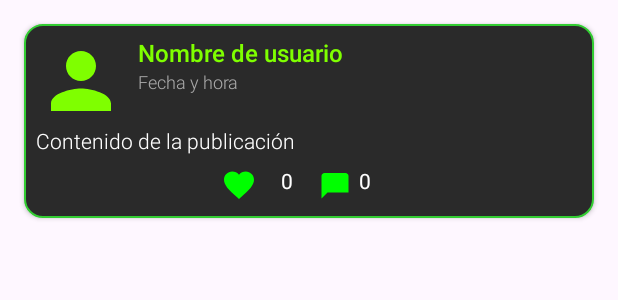
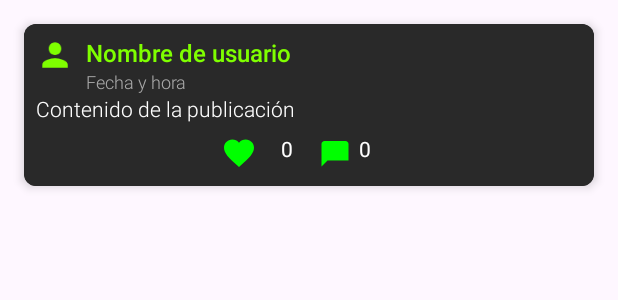
Before and after one commit to 777Undefined777/Red-Social-kotlin-firebase, an Android app: the layout item_post.xml on its own in the app's theme, with its tools: preview values and no code run, on a phone screen of 412 x 824 dp. Shown: the top 300 px of the screen. Run offline under Robolectric (Android 15) with nearby library versions, the phone set to English and light mode, and no system bars.

Commit message:
cambios en varios XML

```diff
--- a/app/build.gradle.kts
+++ b/app/build.gradle.kts
@@ -44,6 +44,7 @@ dependencies {
     implementation(libs.androidx.constraintlayout)
     implementation ("com.github.bumptech.glide:glide:4.14.2")
     annotationProcessor ("com.github.bumptech.glide:compiler:4.14.2")
+    implementation ("com.google.android.material:material:1.8.0")
 
 
     // Firebase Authentication
--- /dev/null
+++ b/app/src/main/res/drawable/branch_shape.xml
@@ -0,0 +1,6 @@
+<?xml version="1.0" encoding="utf-8"?>
+<shape xmlns:android="http://schemas.android.com/apk/res/android">
+    <solid android:color="#7FFF00" /> <!-- Color verde -->
+    <size
+        android:width="1dp" />
+</shape>
--- a/app/src/main/res/layout/item_post.xml
+++ b/app/src/main/res/layout/item_post.xml
@@ -1,13 +1,19 @@
 <?xml version="1.0" encoding="utf-8"?>
-<androidx.constraintlayout.widget.ConstraintLayout xmlns:android="http://schemas.android.com/apk/res/android"
+<androidx.cardview.widget.CardView xmlns:android="http://schemas.android.com/apk/res/android"
     xmlns:app="http://schemas.android.com/apk/res-auto"
     xmlns:tools="http://schemas.android.com/tools"
     android:layout_width="match_parent"
     android:layout_height="wrap_content"
     android:layout_margin="16dp"
-    android:background="@drawable/rounded_item_background"
-    android:padding="8dp"
-    android:elevation="2dp">
+    app:cardBackgroundColor="#292929"
+    app:cardCornerRadius="8dp"
+    app:cardElevation="4dp">
+
+    <androidx.constraintlayout.widget.ConstraintLayout
+        android:layout_width="match_parent"
+        android:layout_height="wrap_content"
+        android:background="#292929"
+        android:padding="8dp">
 
         <LinearLayout
             android:id="@+id/linearLayout"
@@ -16,22 +22,25 @@
             android:orientation="horizontal"
             app:layout_constraintEnd_toEndOf="parent"
             app:layout_constraintStart_toStartOf="parent"
-        app:layout_constraintTop_toTopOf="parent">
+            app:layout_constraintTop_toTopOf="parent"
+            android:background="#292929">
 
             <ImageView
                 android:id="@+id/imageViewProfile"
-            android:layout_width="60dp"
-            android:layout_height="60dp"
+                android:layout_width="25dp"
+                android:layout_height="25dp"
                 android:layout_marginEnd="8dp"
                 android:src="@drawable/ic_user"
-            app:layout_constraintTop_toTopOf="parent"
-            app:layout_constraintBottom_toBottomOf="parent" />
+                app:layout_constraintBottom_toBottomOf="parent"
+                app:layout_constraintTop_toTopOf="parent" />
 
             <LinearLayout
                 android:layout_width="0dp"
                 android:layout_height="wrap_content"
                 android:layout_weight="1"
-            android:orientation="vertical">
+                android:orientation="vertical"
+                android:background="#292929"
+                >
 
                 <TextView
                     android:id="@+id/textViewUsername"
@@ -129,3 +138,4 @@
 
         </LinearLayout>
     </androidx.constraintlayout.widget.ConstraintLayout>
+</androidx.cardview.widget.CardView>
--- a/app/src/main/res/layout/login_activity.xml
+++ b/app/src/main/res/layout/login_activity.xml
@@ -25,7 +25,7 @@
         android:layout_marginRight="5dp"
         android:layout_marginBottom="5dp"
         android:elevation="4dp"
-        app:cardBackgroundColor="#1C1C1C"
+        app:cardBackgroundColor="#292929"
         app:cardCornerRadius="16dp"
         app:cardElevation="8dp"
         app:cardUseCompatPadding="true">
--- a/app/src/main/res/layout/registrar_activity.xml
+++ b/app/src/main/res/layout/registrar_activity.xml
@@ -24,7 +24,7 @@
         android:layout_marginRight="5dp"
         android:layout_marginBottom="5dp"
         android:elevation="4dp"
-        app:cardBackgroundColor="#1C1C1C"
+        app:cardBackgroundColor="#292929"
         app:cardCornerRadius="16dp"
         app:cardElevation="8dp"
         app:cardUseCompatPadding="true">
--- a/app/src/main/res/values/themes.xml
+++ b/app/src/main/res/values/themes.xml
@@ -9,6 +9,8 @@
     <!-- Estilo para el botón personalizado -->
     <style name="CustomButtonStyle" parent="Widget.Material3.Button">
         <item name="backgroundTint">@drawable/edittext_background</item>
-        <item name="android:textColor">#FFFFFF</item> <!-- Texto blanco -->
+        <item name="android:textColor">#FFFFFF</item>
+
+
     </style>
 </resources>
```
Also changed, not shown: app/src/main/res/drawable/ic_logout.xml (added, +10 -0 lines), app/src/main/res/drawable/ic_message.xml (added, +14 -0 lines), app/src/main/res/layout/activity_main.xml (+28 -10 lines), app/src/main/res/layout/item_comment.xml (+18 -12 lines), app/src/main/res/drawable/binaryphoto.jpg (added), app/src/main/res/drawable/dip.jpg (added), app/src/main/res/drawable/green.jpg (added), app/src/main/res/drawable/greenday.jpg (added). Lines whose indentation alone changed are shown as unchanged.
